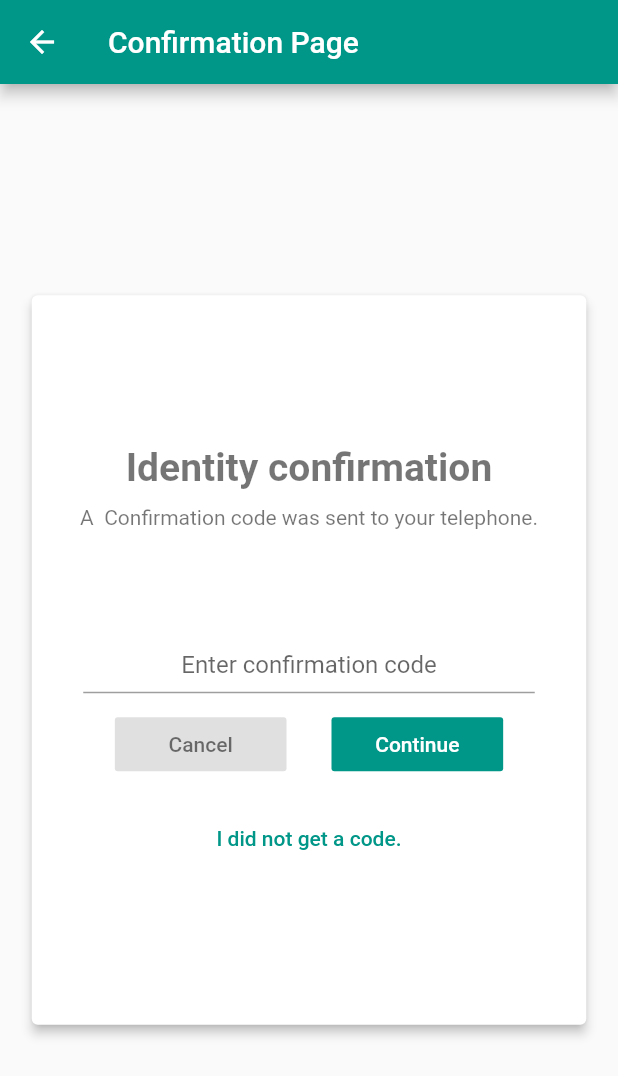
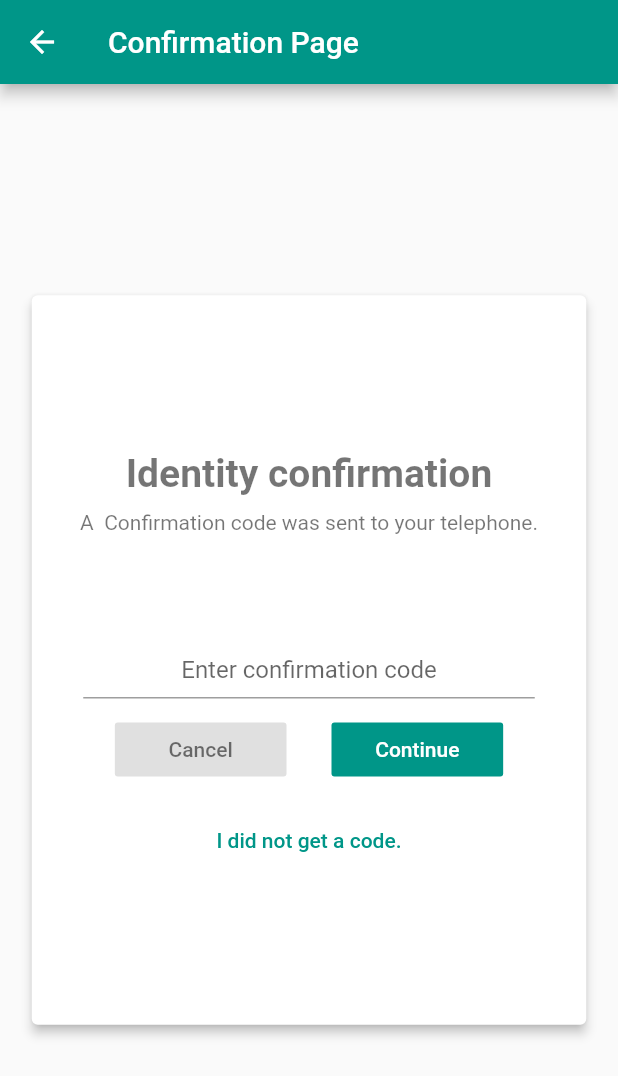
Before and after one commit to Kaody-Builder/covid-19-mobile, a Flutter app: the ConfirmationPage screen opened directly with empty values, on a phone screen of 412 x 824 dp. Shown: the top 1076 px of the screen. Run offline on Flutter 3.47's test engine with Material 2 defaults, Android fonts, the phone set to English and light mode, and no system bars; our stand-ins replace flutter_map, latlong, location, speech_to_text; missing offline and left inert: map_controller.

Commit message:
Wainting for back

```diff
--- a/lib/Pages/confirmation.dart
+++ b/lib/Pages/confirmation.dart
@@ -125,7 +125,7 @@ class _ConfirmationPage extends State<ConfirmationPage>{
 
               ),
                Container(
-                 margin: EdgeInsets.symmetric(vertical: 10),
+                 margin: EdgeInsets.only(top: 8, bottom: 5),
                 alignment: Alignment.center,
                 child: FlatButton(
                   color: Colors.white,
```
Also changed, not shown: lib/Pages/questionnaire.dart (+5 -3 lines).
